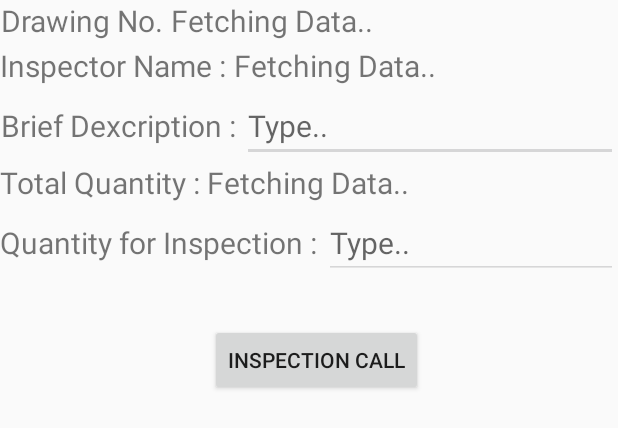
After one commit to 1ezio/Hirmi_android_client, an Android app: the layout custodian_dialog_box.xml on its own in the app's theme, with its tools: preview values and no code run, on a phone screen of 412 x 824 dp. The commit adds this screen. Shown: the top 428 px of the screen. Run offline under Robolectric (Android 15) with nearby library versions, the phone set to English and light mode, and no system bars.

Commit message:
Custodian and Firebase

```diff
--- a/app/build.gradle
+++ b/app/build.gradle
@@ -1,5 +1,6 @@
 apply plugin: 'com.android.application'
 apply plugin: 'kotlin-android'
+apply plugin: 'com.google.gms.google-services'
 
 android {
     compileSdkVersion 30
@@ -35,6 +36,7 @@ dependencies {
     implementation 'androidx.legacy:legacy-support-v4:1.0.0'
     implementation 'androidx.lifecycle:lifecycle-livedata-ktx:2.3.1'
     implementation 'androidx.lifecycle:lifecycle-viewmodel-ktx:2.3.1'
+    implementation 'com.google.firebase:firebase-database:19.7.0'
     testImplementation 'junit:junit:4.12'
     androidTestImplementation 'androidx.test.ext:junit:1.1.2'
     androidTestImplementation 'androidx.test.espresso:espresso-core:3.3.0'
--- a/app/src/main/java/com/hirmiproject/hirmi/MainActivityNew.kt
+++ b/app/src/main/java/com/hirmiproject/hirmi/MainActivityNew.kt
@@ -40,6 +40,7 @@ class MainActivityNew : AppCompatActivity() {
         val adapter = ViewPageAdapterCustodian(supportFragmentManager)
         adapter.addFragment(HomeFragment(), "Home")
         adapter.addFragment(HistoryFragment(), "History")
+
         adapter.addFragment(SettingsFragment(), "Settings")
 
         viewPager.adapter = adapter
--- a/app/src/main/res/layout/activity_main.xml
+++ b/app/src/main/res/layout/activity_main.xml
@@ -23,6 +23,7 @@
         />
 
     <EditText
+        android:id="@+id/draw_id"
         android:layout_width="150dp"
         android:layout_height="wrap_content"
         android:layout_marginTop="50dp"
@@ -50,6 +51,7 @@
 
     <EditText
         android:layout_width="150dp"
+        android:id="@+id/ins_id"
         android:layout_height="wrap_content"
         android:layout_marginTop="50dp"
         android:hint="Type.."
@@ -77,6 +79,7 @@
 
         <EditText
             android:layout_width="150dp"
+            android:id="@+id/q_id"
             android:layout_height="wrap_content"
             android:layout_marginTop="50dp"
             android:hint="Type.."
@@ -96,7 +99,7 @@
         android:layout_height="75dp">
 
         <Button
-
+            android:id="@+id/proc_id"
             android:layout_width="wrap_content"
             android:text="Proceed"
             android:layout_marginLeft="160dp"
--- /dev/null
+++ b/app/src/main/res/layout/custodian_dialog_box.xml
@@ -0,0 +1,161 @@
+<?xml version="1.0" encoding="utf-8"?>
+<LinearLayout
+    xmlns:android="http://schemas.android.com/apk/res/android"
+    android:layout_width="match_parent"
+    android:layout_height="match_parent"
+    android:orientation="vertical">
+
+    <LinearLayout
+        android:layout_width="match_parent"
+        android:layout_height="300dp"
+        android:orientation="vertical">
+    <LinearLayout
+        android:layout_width="match_parent"
+        android:layout_height="wrap_content">
+        <TextView
+
+            android:id="@+id/message_box_header"
+            android:layout_width="wrap_content"
+            android:layout_height="30dp"
+            android:text="Drawing No. "
+
+            android:textAlignment="center"
+            android:textSize="20sp" />
+
+        <TextView
+            android:id="@+id/drawing_id"
+            android:layout_width="wrap_content"
+            android:layout_height="wrap_content"
+            android:textAlignment="center"
+            android:text="Fetching Data.."
+            android:textSize="20sp" />
+    </LinearLayout>
+        <LinearLayout
+            android:layout_width="match_parent"
+            android:layout_height="wrap_content">
+            <TextView
+
+
+                android:layout_width="wrap_content"
+                android:layout_height="30dp"
+                android:text="Inspector Name : "
+
+                android:textAlignment="center"
+                android:textSize="20sp" />
+
+            <TextView
+                android:id="@+id/inspector_id"
+                android:layout_width="wrap_content"
+                android:layout_height="wrap_content"
+                android:textAlignment="center"
+                android:text="Fetching Data.."
+                android:textSize="20sp" />
+        </LinearLayout>
+
+
+        <LinearLayout
+            android:layout_width="match_parent"
+            android:layout_height="wrap_content">
+            <TextView
+
+
+                android:layout_width="wrap_content"
+                android:layout_height="30dp"
+                android:text="Brief Dexcription : "
+
+                android:textAlignment="center"
+                android:textSize="20sp" />
+
+            <EditText
+                android:id="@+id/description_id"
+                android:layout_width="match_parent"
+                android:layout_height="wrap_content"
+
+                android:hint="Type.."
+                android:textSize="20sp" />
+
+        </LinearLayout>
+        <LinearLayout
+            android:layout_width="match_parent"
+            android:layout_height="wrap_content">
+            <TextView
+
+
+                android:layout_width="wrap_content"
+                android:layout_height="30dp"
+                android:text="Total Quantity : "
+
+                android:textAlignment="center"
+                android:textSize="20sp" />
+
+            <TextView
+                android:id="@+id/quantity_id"
+                android:layout_width="match_parent"
+                android:layout_height="wrap_content"
+
+                android:text="Fetching Data.."
+                android:textSize="20sp" />
+
+        </LinearLayout>
+        <LinearLayout
+            android:layout_width="match_parent"
+            android:layout_height="wrap_content">
+            <TextView
+
+
+                android:layout_width="wrap_content"
+                android:layout_height="30dp"
+                android:text="Quantity for Inspection : "
+
+                android:textAlignment="center"
+                android:textSize="20sp" />
+
+            <EditText
+                android:id="@+id/quantity_i_id"
+                android:layout_width="match_parent"
+                android:layout_height="wrap_content"
+
+                android:hint="Type.."
+                android:textSize="20sp" />
+
+
+
+        </LinearLayout>
+        <LinearLayout
+            android:layout_width="match_parent"
+            android:layout_height="wrap_content">
+            <TextView
+
+
+                android:layout_width="wrap_content"
+                android:layout_height="30dp"
+                android:text="Status : "
+                android:visibility="invisible"
+                android:textAlignment="center"
+                android:textSize="20sp" />
+
+            <TextView
+                android:id="@+id/status_id"
+                android:layout_width="wrap_content"
+                android:layout_height="wrap_content"
+                android:visibility="invisible"
+                android:hint="Type.."
+                android:textSize="20sp" />
+
+        </LinearLayout>
+<LinearLayout
+    android:layout_width="wrap_content"
+    android:layout_height="wrap_content">
+
+    <Button
+        android:layout_width="wrap_content"
+        android:layout_gravity="center"
+        android:layout_marginLeft="140dp"
+        android:layout_height="wrap_content"
+        android:text="Inspection call"/>
+</LinearLayout>
+
+    </LinearLayout>
+
+
+</LinearLayout>
--- a/build.gradle
+++ b/build.gradle
@@ -10,6 +10,7 @@ buildscript {
     dependencies {
         classpath 'com.android.tools.build:gradle:4.1.3'
         classpath "org.jetbrains.kotlin:kotlin-gradle-plugin:$kotlin_version"
+        classpath 'com.google.gms:google-services:4.3.5'
 
         // NOTE: Do not place your application dependencies here; they belong
         // in the individual module build.gradle files
```
Also changed, not shown: app/src/main/java/com/hirmiproject/hirmi/MainActivity.java (+55 -0 lines), app/src/main/java/com/hirmiproject/hirmi/User_regis.java (+59 -4 lines), app/src/main/java/com/hirmiproject/hirmi/fragmentsCustodian/SettingsFragment.kt (+43 -2 lines), app/src/main/res/layout/activity_user_regis.xml (+15 -0 lines), app/src/main/res/layout/fragment_custodian_settings.xml (+12 -11 lines), 1 other file.
